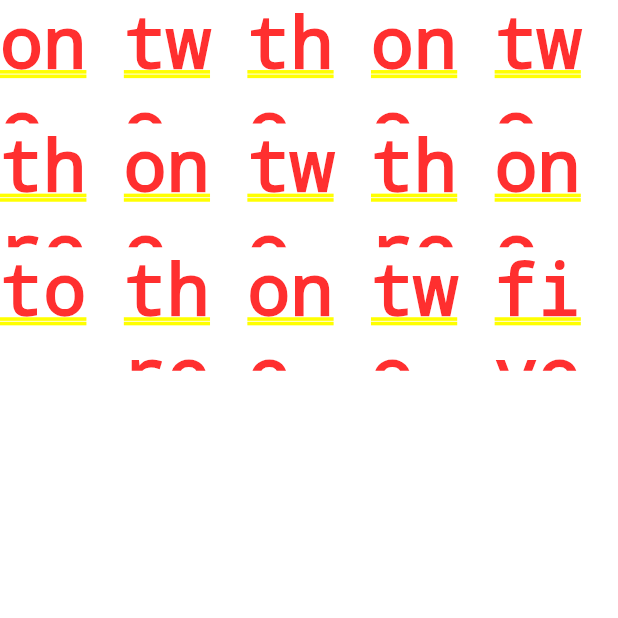
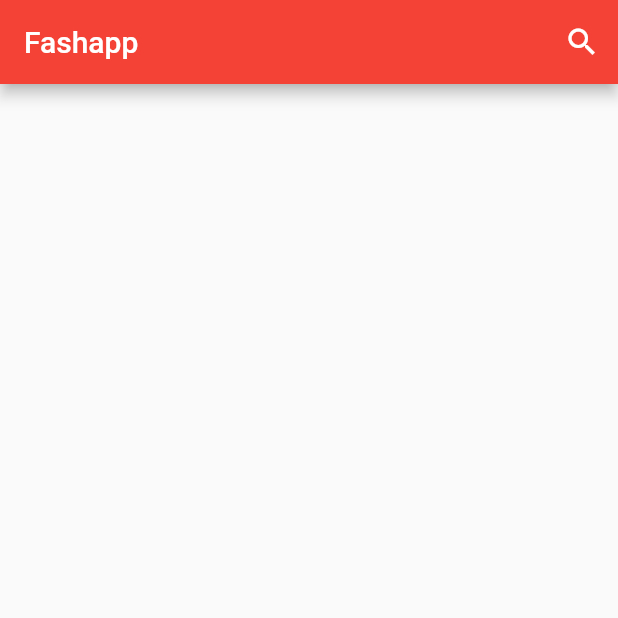
Before and after one commit to ezeoke/FlutterPractice, a Flutter app: the screen it shows after launch, on a phone screen of 412 x 824 dp, the top half of it. Run offline on Flutter 3.47's test engine with Material 2 defaults, Android fonts, the phone set to English and light mode, and no system bars.

Commit message:
I added the stateful class and stateless class, imports, scaffold, modularizations and widgets to flutter fashapp e-commerce project. happy hacking!

```diff
--- a/lib/main.dart
+++ b/lib/main.dart
@@ -1,6 +1,45 @@
 import 'package:flutter/material.dart';
 
 void main() {
+  runApp(MaterialApp(
+    debugShowCheckedModeBanner: false,
+    home: Homepage(),
+  ));
+}
+
+class Homepage extends StatefulWidget {
+  @override
+  _HomepageState createState() => _HomepageState();
+}
+
+class _HomepageState extends State<Homepage> {
+  @override
+  Widget build(BuildContext context) {
+    return Scaffold(
+      appBar: new AppBar(
+        title: Text('Fashapp'),
+        backgroundColor: Colors.red,
+        actions: <Widget>[
+          new IconButton(
+            icon: Icon(
+              Icons.search,
+              color: Colors.white,
+            ),
+            onPressed: () {},
+          )
+        ],
+      ),
+    );
+  }
+}
+
+void secondExample() {
+  runApp(MaterialApp(
+    home: Center(child: Row(children: <Widget>[Text('two'), Text('three')])),
+  ));
+}
+
+void thirdExample() {
   runApp(MaterialApp(
       home: GridView.count(
     crossAxisCount: 5,
@@ -23,9 +62,3 @@ void main() {
     ],
   )));
 }
-
-void second() {
-  runApp(MaterialApp(
-    home: Center(child: Row(children: <Widget>[Text('two'), Text('three')])),
-  ));
-}
```
Also changed, not shown: lib/home.dart (added, +25 -0 lines).
